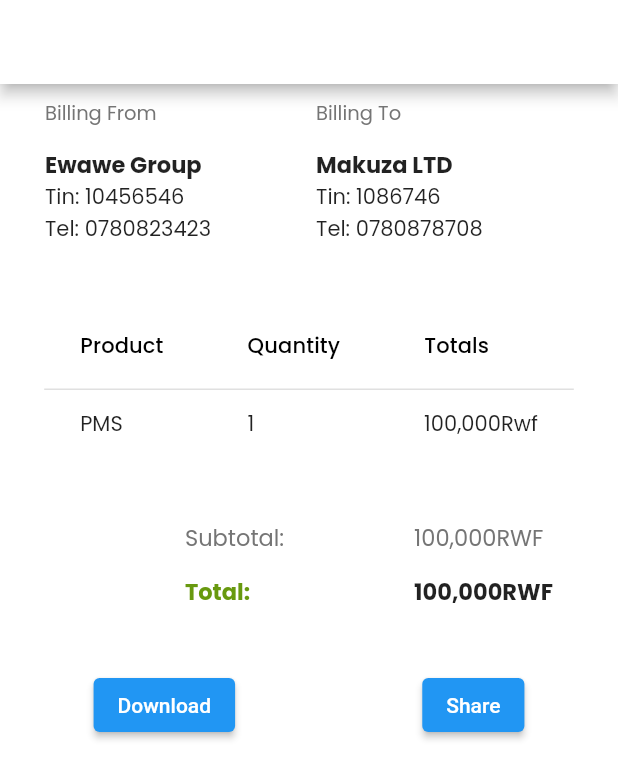
After one commit to 41hulk/ewawe-pay, a Flutter app: the InvoiceScreen screen opened directly, on a phone screen of 412 x 824 dp. The commit adds this screen. Shown: the top 779 px of the screen. Run offline on Flutter 3.47's test engine with Material 2 defaults, Android fonts, the phone set to English and light mode, and no system bars; our stand-ins replace animated_splash_screen, argon_buttons_flutter, flutter_spinkit, google_fonts, modal_bottom_sheet; missing offline and left inert: avatars.

Commit message:
invoice screen

```diff
--- /dev/null
+++ b/lib/Payment/invoiceScreen.dart
@@ -0,0 +1,192 @@
+import 'package:ewawepay/main.dart';
+import 'package:ewawepay/utils/colors.dart';
+import 'package:flutter/cupertino.dart';
+import 'package:flutter/material.dart';
+import 'package:google_fonts/google_fonts.dart';
+
+class InvoiceScreen extends StatefulWidget {
+  @override
+  _InvoiceScreenState createState() => _InvoiceScreenState();
+}
+
+class _InvoiceScreenState extends State<InvoiceScreen> {
+  @override
+  Widget build(BuildContext context) {
+    return Scaffold(
+      backgroundColor: Colors.white,
+      appBar: AppBar(
+        backgroundColor: Colors.white,
+      ),
+      body: Container(
+        child: Column(
+          children: [
+            Row(
+              children: [
+                Container(
+                  padding: EdgeInsets.only(left: 30, top: 10),
+                  child: _billingInfo(
+                      'Billing From', 'Ewawe Group', '10456546', '0780823423'),
+                ),
+                SizedBox(
+                  width: 40,
+                ),
+                Container(
+                  padding: EdgeInsets.only(left: 30, top: 10),
+                  child: _billingInfo(
+                      'Billing To', 'Makuza LTD', '1086746', '0780878708'),
+                ),
+              ],
+            ),
+            SizedBox(
+              height: 40,
+            ),
+            _description('PMS', '1', '100,000Rwf'),
+            SizedBox(
+              height: 40,
+            ),
+            _totals('100,000RWF', '100,000RWF'),
+            SizedBox(
+              height: 40,
+            ),
+            Row(
+              mainAxisAlignment: MainAxisAlignment.spaceAround,
+              children: [
+                Container(
+                  child: ElevatedButton(
+                    style: ElevatedButton.styleFrom(),
+                    onPressed: () {},
+                    child: Text('Download'),
+                  ),
+                ),
+                Container(
+                  child: ElevatedButton(
+                    onPressed: () {},
+                    child: Text('Share'),
+                  ),
+                ),
+              ],
+            )
+          ],
+        ),
+      ),
+    );
+  }
+
+  Widget _billingInfo(String title, String name, String tin, String number) {
+    return Column(
+      crossAxisAlignment: CrossAxisAlignment.start,
+      children: [
+        Text(
+          title,
+          style: GoogleFonts.poppins(fontSize: 13, color: Colors.grey.shade600),
+        ),
+        SizedBox(height: 13),
+        Text(
+          name,
+          style: GoogleFonts.poppins(fontWeight: FontWeight.bold, fontSize: 15),
+        ),
+        Text(
+          'Tin: $tin',
+          style: GoogleFonts.poppins(
+            fontSize: 14,
+          ),
+        ),
+        Text(
+          'Tel: $number',
+          style: GoogleFonts.poppins(fontSize: 14),
+        )
+      ],
+    );
+  }
+
+  Widget _description(String product, String qty, String totals) {
+    return Container(
+      child: DataTable(columns: [
+        DataColumn(
+            label: Text(
+          'Product',
+          style: GoogleFonts.poppins(),
+        )),
+        DataColumn(
+            label: Text(
+          'Quantity',
+          style: GoogleFonts.poppins(),
+        )),
+        DataColumn(
+            label: Text(
+          'Totals',
+          style: GoogleFonts.poppins(),
+        ))
+      ], rows: [
+        DataRow(cells: [
+          DataCell(
+            Flexible(
+              child: Text(
+                product,
+                style: GoogleFonts.poppins(),
+              ),
+            ),
+          ),
+          DataCell(
+            Text(
+              qty,
+              style: GoogleFonts.poppins(),
+            ),
+          ),
+          DataCell(
+            Text(
+              totals,
+              style: GoogleFonts.poppins(),
+            ),
+          )
+        ])
+      ]),
+    );
+  }
+
+  Widget _totals(String subtotal, String total) {
+    return Container(
+      padding: EdgeInsets.only(left: 80),
+      child: Row(
+        mainAxisAlignment: MainAxisAlignment.spaceAround,
+        crossAxisAlignment: CrossAxisAlignment.start,
+        children: [
+          Column(
+            crossAxisAlignment: CrossAxisAlignment.start,
+            children: [
+              Text(
+                'Subtotal:',
+                style: GoogleFonts.poppins(
+                    fontSize: 15, color: Colors.grey.shade600),
+              ),
+              SizedBox(height: 13),
+              Text(
+                'Total:',
+                style: GoogleFonts.poppins(
+                    color: ewawegreen,
+                    fontWeight: FontWeight.bold,
+                    fontSize: 15),
+              ),
+            ],
+          ),
+          Column(
+            crossAxisAlignment: CrossAxisAlignment.start,
+            children: [
+              Text(
+                '100,000RWF',
+                style: GoogleFonts.poppins(
+                    fontSize: 15, color: Colors.grey.shade600),
+              ),
+              SizedBox(height: 13),
+              Text(
+                '100,000RWF',
+                style: GoogleFonts.poppins(
+                    fontWeight: FontWeight.bold, fontSize: 15),
+              ),
+            ],
+          )
+        ],
+      ),
+    );
+  }
+}
--- a/lib/Payment/paymentHistoryScreen.dart
+++ b/lib/Payment/paymentHistoryScreen.dart
@@ -1,4 +1,6 @@
+import 'package:ewawepay/Payment/invoiceScreen.dart';
 import 'package:ewawepay/utils/colors.dart';
+import 'package:flutter/cupertino.dart';
 import 'package:flutter/material.dart';
 import 'package:google_fonts/google_fonts.dart';
 
@@ -58,6 +60,16 @@
       decoration: BoxDecoration(
           borderRadius: BorderRadius.circular(20),
           border: Border.all(color: Color(0xFFE0E0E0))),
+      child: Material(
+        child: InkWell(
+          onTap: () {
+            Navigator.push(
+              context,
+              CupertinoPageRoute(
+                builder: (context) => InvoiceScreen(),
+              ),
+            );
+          },
           child: Row(
             mainAxisAlignment: MainAxisAlignment.spaceBetween,
             children: [
@@ -99,6 +111,8 @@
               ),
             ],
           ),
+        ),
+      ),
     );
   }
 }
--- a/lib/dashboard/dash.dart
+++ b/lib/dashboard/dash.dart
@@ -84,8 +84,9 @@
             //   right: 30,
             //   top: 20,
             // ),
+
             child: GridView.count(
-              physics: NeverScrollableScrollPhysics(),
+              // physics: NeverScrollableScrollPhysics(),
               crossAxisCount: 2,
               childAspectRatio: 1,
               crossAxisSpacing: 0,
@@ -132,19 +133,6 @@
           )
         ],
       ),
-      // floatingActionButton: FloatingActionButton(
-      //     onPressed: () {
-      //       Navigator.push(
-      //         context,
-      //         MaterialPageRoute(builder: (context) {
-      //           return PayScreen();
-      //         }),
-      //       );
-      //     },
-      //     backgroundColor: ewawegreen,
-      //     child: Icon(Icons.payments)),
-      // floatingActionButtonLocation: FloatingActionButtonLocation.centerDocked,
-      // bottomNavigationBar: BottomBar(),
     );
   }
 
@@ -155,15 +143,12 @@
     String imgPath,
   ) {
     return Container(
-      child: ClipRRect(
-        // borderRadius: BorderRadius.circular(39.0),
-        child: Container(
       decoration: BoxDecoration(
         // borderRadius: BorderRadius.circular(30.0),
         color: Colors.white,
         border: Border.all(
           // width: 1,
-              color: ewawegrey,
+          color: Colors.grey.shade200,
         ),
         // boxShadow: [
         //   // BoxShadow(color: Colors.black, spreadRadius: 3.0, blurRadius: 7)
@@ -182,15 +167,15 @@
             );
           },
           child: Padding(
-                padding: const EdgeInsets.all(10.0),
+            padding: const EdgeInsets.all(35.0),
             child: Column(
               children: <Widget>[
                 Spacer(),
                 Hero(
                     tag: imgPath,
                     child: Container(
-                            height: 65.0,
-                            width: 65.0,
+                        height: 50.0,
+                        width: 50.0,
                         decoration: BoxDecoration(
                             image: DecorationImage(
                                 image: AssetImage(imgPath),
@@ -198,15 +183,11 @@
                 Spacer(),
                 Text(title1,
                     textAlign: TextAlign.center,
-                        style: GoogleFonts.poppins(
-                            fontSize: 15, color: ewawegrey)),
+                    style: GoogleFonts.poppins(fontSize: 15, color: ewawegrey)),
                 Text(title2,
                     textAlign: TextAlign.center,
-                        style:
-                            GoogleFonts.poppins(fontSize: 10, color: ewawegrey))
+                    style: GoogleFonts.poppins(fontSize: 10, color: ewawegrey))
               ],
-                ),
-              ),
             ),
           ),
         ),
```
Lines whose indentation alone changed are shown as unchanged.
